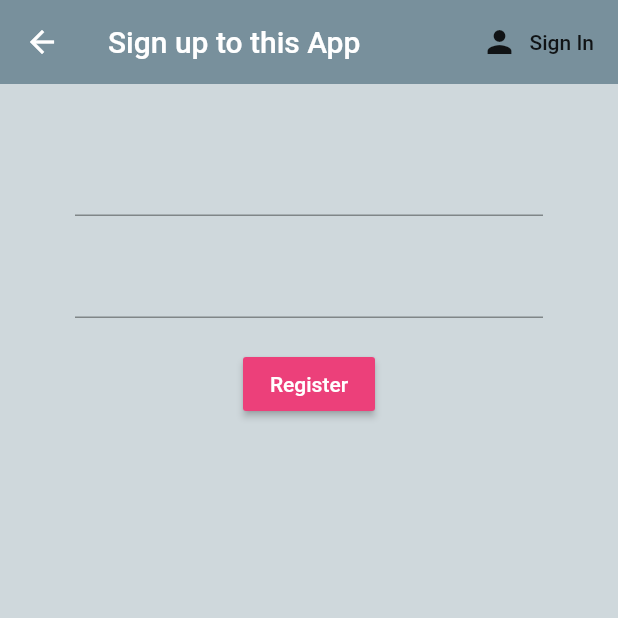
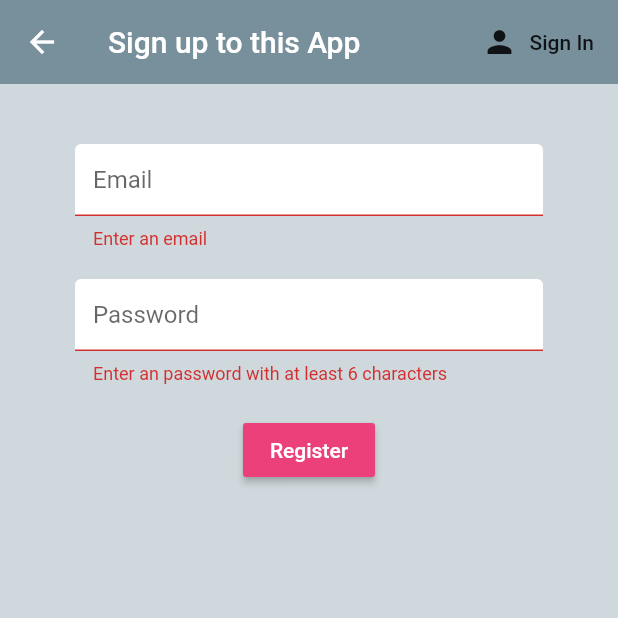
Before and after one commit to noklam/Learning-Flutter, a Flutter app: the Register screen opened directly, after a tap on "Register", on a phone screen of 412 x 824 dp, the top half of it. Run offline on Flutter 3.47's test engine with Material 2 defaults, Android fonts, the light colour scheme and no system bars; our stand-ins replace firebase_auth; accounts and stored records are empty.

Commit message:
Decorator for Input Text

```diff
--- a/flutter_firebase/lib/screens/authenticate/register.dart
+++ b/flutter_firebase/lib/screens/authenticate/register.dart
@@ -1,5 +1,6 @@
 import 'package:flutter/material.dart';
 import 'package:flutter_firebase/services/auth.dart';
+import 'package:flutter_firebase/shared/constant.dart';
 
 class Register extends StatefulWidget {
   final Function toggleView;
@@ -9,9 +10,12 @@ class Register extends StatefulWidget {
 }
 
 class _RegisterState extends State<Register> {
+  final AuthService _auth = AuthService();
+  final _formKey = GlobalKey<FormState>();
   // text field state
   String email = '';
   String password = '';
+  String error = '';
 
   @override
   Widget build(BuildContext context) {
@@ -33,13 +37,21 @@ class _RegisterState extends State<Register> {
       body: Container(
         padding: EdgeInsets.symmetric(vertical: 20.0, horizontal: 50.0),
         child: Form(
+          key: _formKey,
           child: Column(children: <Widget>[
             SizedBox(height: 20.0),
-                TextFormField(onChanged: (val) {
+            TextFormField(
+                decoration: textInputDecoration.copyWith(hintText: 'Email'),
+                validator: (val) => val.isEmpty ? 'Enter an email' : null,
+                onChanged: (val) {
                   setState(() => email = val);
                 }),
             SizedBox(height: 20.0),
             TextFormField(
+                decoration: textInputDecoration.copyWith(hintText: 'Password'),
+                validator: (val) => val.length < 6
+                    ? 'Enter an password with at least 6 characters'
+                    : null,
                 obscureText: true,
                 onChanged: (val) {
                   setState(() => password = val);
@@ -51,11 +63,26 @@ class _RegisterState extends State<Register> {
                   'Register',
                   style: TextStyle(color: Colors.white),
                 ),
-                    onPressed: () {
+                onPressed: () async {
+                  if (_formKey.currentState.validate()) {
                     print(email);
                     print(password);
-                    })
+                    dynamic result = await _auth.signUp(email, password);
+                    if (result == null) {
+                      setState(() => error = 'please supply valid email');
+                    }
+                  } else {
+                    print('form not valid');
+                  }
+                }),
+            SizedBox(height: 12.0),
+            Text(
+              error,
+              style: TextStyle(color: Colors.red, fontSize: 14.0),
+            )
           ]),
-            )));
+        ),
+      ),
+    );
   }
 }
--- a/flutter_firebase/lib/screens/authenticate/sign_in.dart
+++ b/flutter_firebase/lib/screens/authenticate/sign_in.dart
@@ -1,5 +1,6 @@
 import 'package:flutter/material.dart';
 import 'package:flutter_firebase/services/auth.dart';
+import 'package:flutter_firebase/shared/constant.dart';
 
 class SignIn extends StatefulWidget {
   final Function toggleView;
@@ -15,6 +16,8 @@ class _SignInState extends State<SignIn> {
   // text field state
   String email = '';
   String password = '';
+  final _formKey = GlobalKey<FormState>();
+  String error = '';
 
   @override
   Widget build(BuildContext context) {
@@ -36,13 +39,22 @@ class _SignInState extends State<SignIn> {
         body: Container(
             padding: EdgeInsets.symmetric(vertical: 20.0, horizontal: 50.0),
             child: Form(
+              key: _formKey,
               child: Column(children: <Widget>[
                 SizedBox(height: 20.0),
-                TextFormField(onChanged: (val) {
-                  setState(() => email = val);
-                }),
+                TextFormField(
+                    decoration: textInputDecoration.copyWith(hintText: 'Email'),
+                    validator: (val) => val.isEmpty ? 'Enter an email' : null,
+                    onChanged: (val) {
+                      setState(() => email = val);
+                    }),
                 SizedBox(height: 20.0),
                 TextFormField(
+                    decoration:
+                        textInputDecoration.copyWith(hintText: 'Password'),
+                    validator: (val) => val.length < 6
+                        ? 'Enter an password with at least 6 characters'
+                        : null,
                     obscureText: true,
                     onChanged: (val) {
                       setState(() => password = val);
@@ -54,10 +66,22 @@ class _SignInState extends State<SignIn> {
                       'Sign in',
                       style: TextStyle(color: Colors.white),
                     ),
-                    onPressed: () {
-                      print(email);
-                      print(password);
-                    })
+                    onPressed: () async {
+                      if (_formKey.currentState.validate()) {
+                        print('valid');
+                        print(email);
+                        print(password);
+                        dynamic result = await _auth.signIn(email, password);
+                        if (result == null) {
+                          setState(() => error =
+                              'Could not sign in with those credentials');
+                        }
+                      } else {
+                        print('form not valid');
+                      }
+                    }),
+                SizedBox(height: 12.0),
+                Text(error, style: TextStyle(color: Colors.red, fontSize: 14.0))
               ]),
             )));
   }
--- /dev/null
+++ b/flutter_firebase/lib/shared/constant.dart
@@ -0,0 +1,9 @@
+import 'package:flutter/material.dart';
+
+const textInputDecoration = InputDecoration(
+    fillColor: Colors.white,
+    filled: true,
+    enabledBorder: OutlineInputBorder(
+        borderSide: BorderSide(color: Colors.white, width: 2.0)),
+    focusedBorder: OutlineInputBorder(
+        borderSide: BorderSide(color: Colors.pink, width: 2.0)));
```
Also changed, not shown: flutter_firebase/lib/services/auth.dart (+4 -9 lines). Lines whose indentation alone changed are shown as unchanged.
